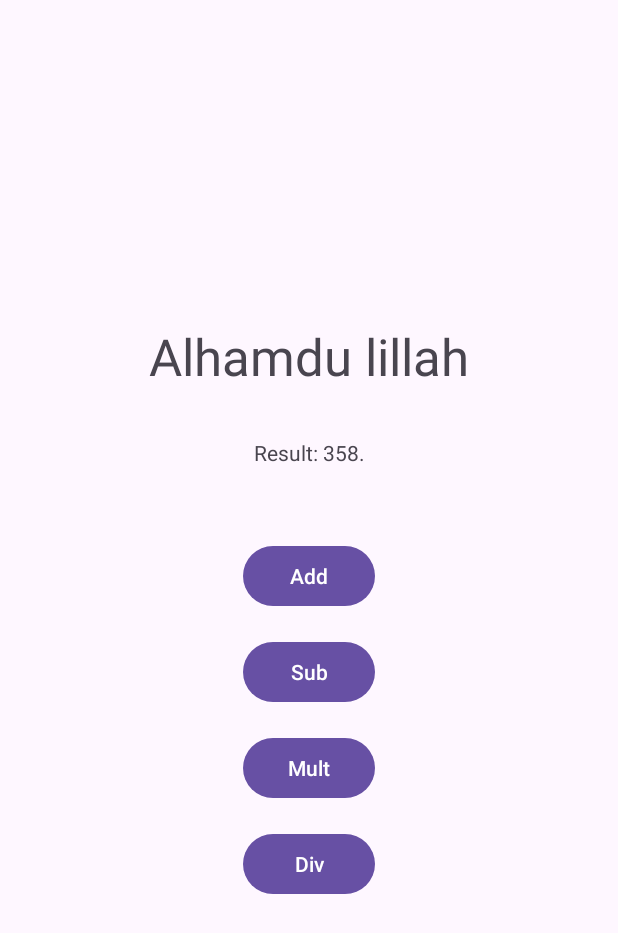
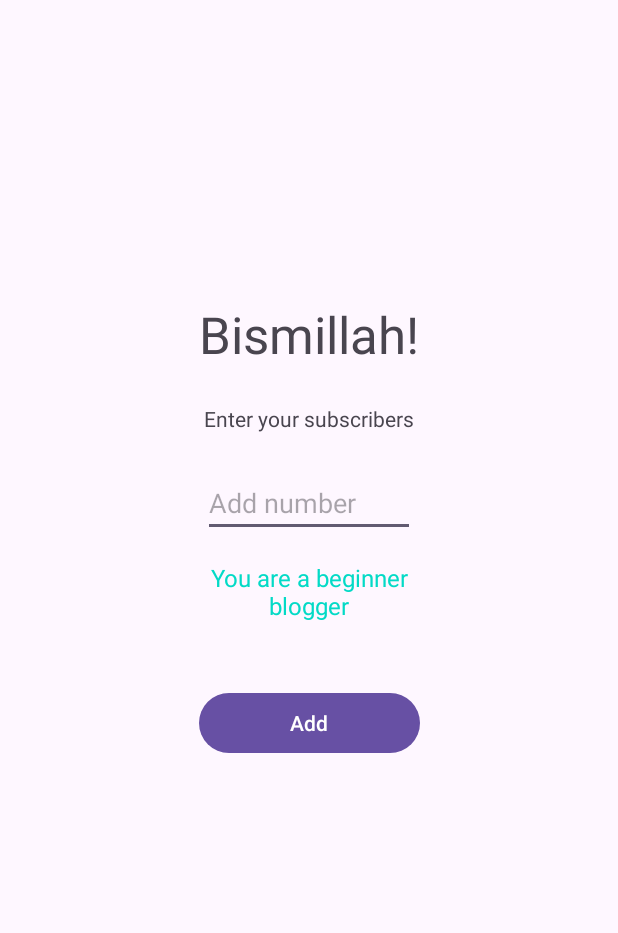
Before and after one commit to Jonasodiq/Neco_Kotlinintro, an Android app: the screen it shows after launch (MainActivity), after a tap on "Add", on a phone screen of 412 x 824 dp. Shown: the top 933 px of the screen. Run offline under Robolectric (Android 15) with nearby library versions, the phone set to English and light mode, and no system bars; 1 statement that could not run was skipped.

Commit message:
Bismillah -> Alhamdu lillah -> YouTube

```diff
--- a/app/src/main/java/com/example/kotlinintro/MainActivity.kt
+++ b/app/src/main/java/com/example/kotlinintro/MainActivity.kt
@@ -1,6 +1,8 @@
 package com.example.kotlinintro
 
 import android.os.Bundle
+import android.util.Log
+import android.view.View
 import androidx.activity.enableEdgeToEdge
 import androidx.appcompat.app.AppCompatActivity
 import androidx.core.view.ViewCompat
@@ -10,8 +12,7 @@ import com.example.kotlinintro.databinding.ActivityMainBinding
 class MainActivity : AppCompatActivity() {
 
     lateinit var bindingClass : ActivityMainBinding
-    val a = 324
-    val b = 34
+
 
     override fun onCreate(savedInstanceState: Bundle?) {
         super.onCreate(savedInstanceState)
@@ -21,37 +22,38 @@ class MainActivity : AppCompatActivity() {
         enableEdgeToEdge()
         setContentView(bindingClass.root)
 
-        ViewCompat.setOnApplyWindowInsetsListener(findViewById(R.id.main)) { v, insets ->
-            val systemBars = insets.getInsets(WindowInsetsCompat.Type.systemBars())
-            v.setPadding(systemBars.left, systemBars.top, systemBars.right, systemBars.bottom)
-            insets
+        bindingClass.btnAdd.setOnClickListener {
+
+            val resultValue = bindingClass.editValue.text.toString().toInt()
+            Log.d("!!!", "Result = $resultValue")
+            when(resultValue) {
+                in 0..1000 -> {
+                    bindingClass.tvResult.visibility = View.VISIBLE
+                    bindingClass.tvResult.text = "You are a beginner blogger"
+                }
+                in 1001..10000 -> {
+                    bindingClass.tvResult.visibility = View.VISIBLE
+                    bindingClass.tvResult.text = "You are an average blogger"
+                }
+                in 10000..100000 -> {
+                    bindingClass.tvResult.visibility = View.VISIBLE
+                    bindingClass.tvResult.text = "You are an super blogger"
+                }
+
+                else -> {
+                    bindingClass.tvResult.visibility = View.VISIBLE
+                    bindingClass.tvResult.text = "You are a superstar blogger!!!"
+                }
+            }
+
         }
 
-        bindingClass.btnAdd.setOnClickListener {
-            val  result = a + b
-            bindingClass.tvText.text = "Alhamdu lillah"
-            bindingClass.tvNum.text = "Result: $result."
-        }
-        bindingClass.btnSub.setOnClickListener {
-            val  result = a - b
-            bindingClass.tvText.text = "Alhamdu lillah"
-            bindingClass.tvNum.text = "Result: $result."
-        }
-        bindingClass.btnMult.setOnClickListener {
-            val  result = a * b
-            bindingClass.tvText.text = "Alhamdu lillah"
-            bindingClass.tvNum.text = "Result: $result."
-        }
-        bindingClass.btnDiv.setOnClickListener {
-            val  result = a / b
-            bindingClass.tvText.text = "Alhamdu lillah"
-            bindingClass.tvNum.text = "Result: $result."
-        }
+
     }
 }
 
 /*
-* Link -> https://developer.android.com/topic/libraries/view-binding
+* Link -> https://www.youtube.com/watch?v=YJSidfZBAAk
 * buildFeatures {
        	 viewBinding = true
 * }
--- a/app/src/main/res/layout/activity_main.xml
+++ b/app/src/main/res/layout/activity_main.xml
@@ -11,62 +11,57 @@
         android:id="@+id/tvText"
         android:layout_width="wrap_content"
         android:layout_height="wrap_content"
+        android:layout_marginTop="200dp"
         android:text="Bismillah!"
         android:textSize="34sp"
-        app:layout_constraintBottom_toBottomOf="parent"
         app:layout_constraintEnd_toEndOf="parent"
         app:layout_constraintStart_toStartOf="parent"
-        app:layout_constraintTop_toTopOf="parent"
-        app:layout_constraintVertical_bias="0.276" />
+        app:layout_constraintTop_toTopOf="parent" />
 
     <TextView
         android:id="@+id/tvNum"
         android:layout_width="wrap_content"
         android:layout_height="wrap_content"
-        android:layout_marginTop="32dp"
-        android:text="324 and 34"
+        android:layout_marginTop="24dp"
+        android:text="Enter your subscribers"
         app:layout_constraintEnd_toEndOf="@+id/tvText"
         app:layout_constraintStart_toStartOf="@+id/tvText"
         app:layout_constraintTop_toBottomOf="@+id/tvText" />
 
     <Button
         android:id="@+id/btnAdd"
-        android:layout_width="wrap_content"
+        android:layout_width="147dp"
         android:layout_height="wrap_content"
         android:layout_marginTop="100dp"
         android:text="Add"
-        app:layout_constraintEnd_toEndOf="@+id/tvText"
-        app:layout_constraintStart_toStartOf="@+id/tvText"
-        app:layout_constraintTop_toBottomOf="@+id/tvText" />
+        app:layout_constraintEnd_toEndOf="@+id/editValue"
+        app:layout_constraintStart_toStartOf="@+id/editValue"
+        app:layout_constraintTop_toBottomOf="@+id/editValue" />
 
-    <Button
-        android:id="@+id/btnSub"
-        android:layout_width="wrap_content"
+    <EditText
+        android:id="@+id/editValue"
+        android:layout_width="141dp"
+        android:layout_height="wrap_content"
+        android:layout_marginTop="24dp"
+        android:ems="10"
+        android:hint="Add number"
+        android:inputType="number"
+        app:layout_constraintEnd_toEndOf="@+id/tvNum"
+        app:layout_constraintStart_toStartOf="@+id/tvNum"
+        app:layout_constraintTop_toBottomOf="@+id/tvNum" />
+
+    <TextView
+        android:id="@+id/tvResult"
+        android:layout_width="0dp"
         android:layout_height="wrap_content"
         android:layout_marginTop="16dp"
-        android:text="Sub"
-        app:layout_constraintEnd_toEndOf="@+id/btnAdd"
-        app:layout_constraintStart_toStartOf="@+id/btnAdd"
-        app:layout_constraintTop_toBottomOf="@+id/btnAdd" />
-
-    <Button
-        android:id="@+id/btnMult"
-        android:layout_width="wrap_content"
-        android:layout_height="wrap_content"
-        android:layout_marginTop="16dp"
-        android:text="Mult"
-        app:layout_constraintEnd_toEndOf="@+id/btnSub"
-        app:layout_constraintStart_toStartOf="@+id/btnSub"
-        app:layout_constraintTop_toBottomOf="@+id/btnSub" />
-
-    <Button
-        android:id="@+id/btnDiv"
-        android:layout_width="wrap_content"
-        android:layout_height="wrap_content"
-        android:layout_marginTop="16dp"
-        android:text="Div"
-        app:layout_constraintEnd_toEndOf="@+id/btnMult"
-        app:layout_constraintStart_toStartOf="@+id/btnMult"
-        app:layout_constraintTop_toBottomOf="@+id/btnMult" />
+        android:gravity="center"
+        android:text="TextView"
+        android:textColor="@color/design_default_color_secondary"
+        android:textSize="16sp"
+        android:visibility="invisible"
+        app:layout_constraintEnd_toEndOf="@+id/editValue"
+        app:layout_constraintStart_toStartOf="@+id/editValue"
+        app:layout_constraintTop_toBottomOf="@+id/editValue" />
 
 </androidx.constraintlayout.widget.ConstraintLayout>
```
